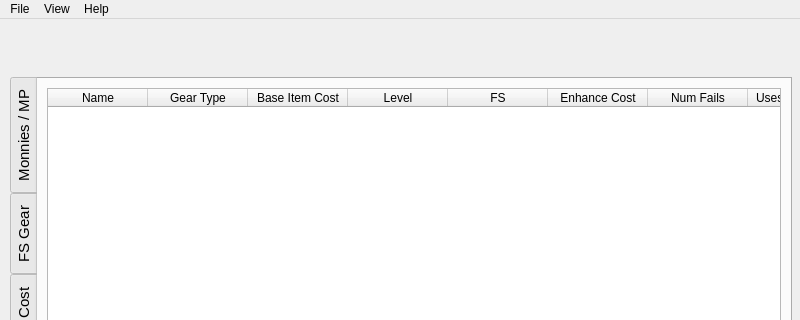
Above: Forms/Main_Window.ui from Graveflo/BDO_Enhancement_Tool before the change; both pictures show x 0 to 800 and y 0 to 320 of the 800 by 600 pixel window. Below: the same form after it.
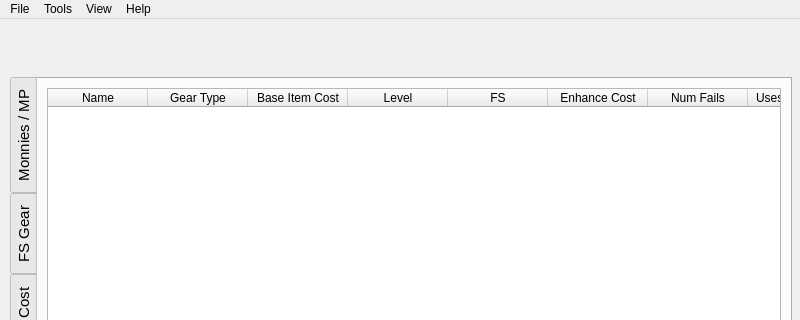
That is the form after the change. Icons and pictures are not drawn.

Commit message: -Added dragon scale FS -Finished selection behavior in compact view -Added the market place calculator as a general tool -- Can now copy value from the market place window

```diff
--- a/Forms/Main_Window.ui
+++ b/Forms/Main_Window.ui
@@ -868,7 +868,15 @@
     <addaction name="actionAbout"/>
     <addaction name="actionGitHub_README"/>
    </widget>
+   <widget class="QMenu" name="menuTools">
+    <property name="title">
+     <string>Tools</string>
+    </property>
+    <addaction name="actionMarket_Tax_Calc"/>
+    <addaction name="actionEnhancing_Profit"/>
+   </widget>
    <addaction name="menuFile"/>
+   <addaction name="menuTools"/>
    <addaction name="menuView"/>
    <addaction name="menuHelp"/>
   </widget>
```
Left out of the diff: 13 changed lines with no effect on the pictures. The commit also changes 7 other files.
